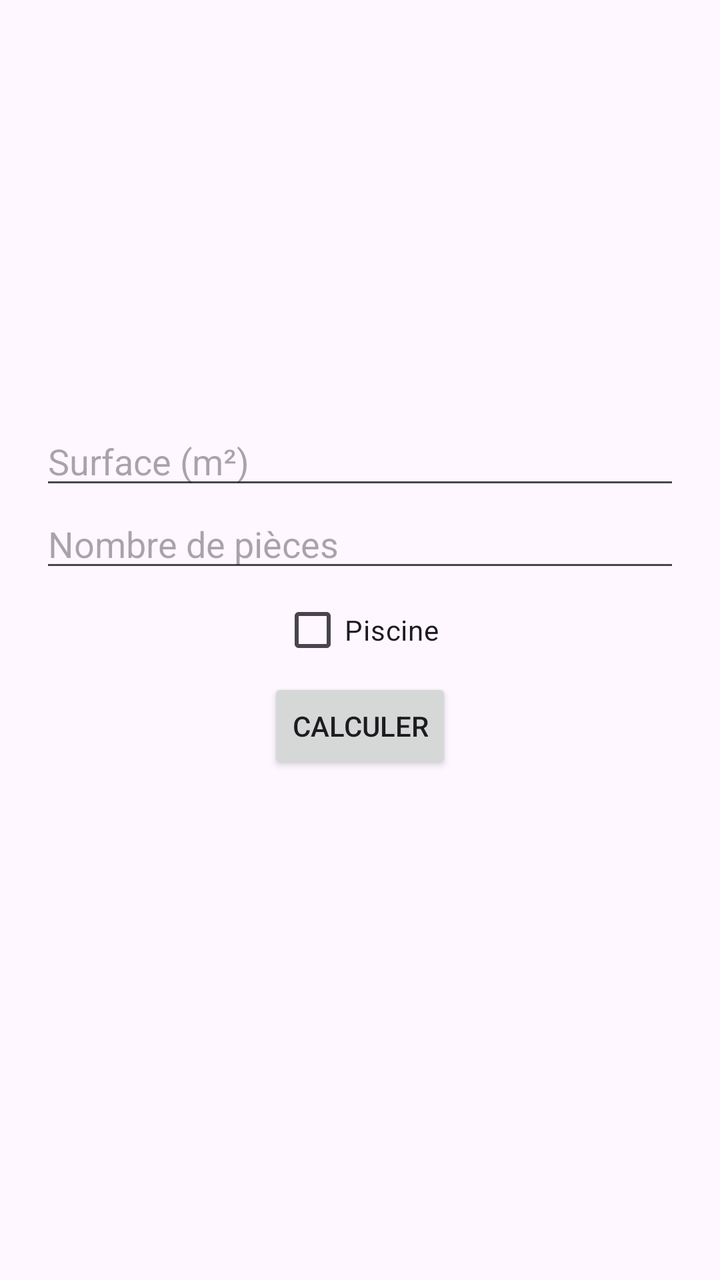
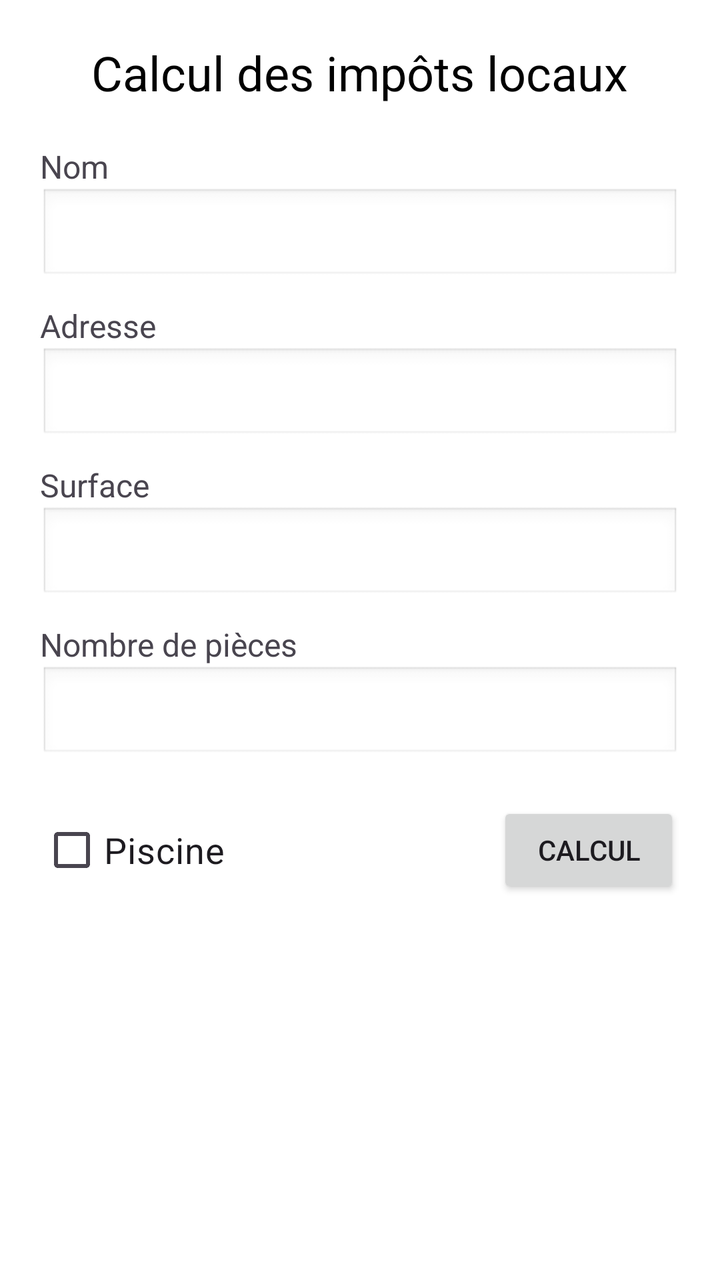

Compare the two renders of this Android layout. The source of the first and the diff that turns it into the second are given below.
<!-- AndroidManifest.xml: application theme Theme.Calculateur -->
<!-- res/layout/activity_main.xml -->
<?xml version="1.0" encoding="utf-8"?>
<LinearLayout xmlns:android="http://schemas.android.com/apk/res/android"
    android:layout_width="match_parent"
    android:layout_height="match_parent"
    android:orientation="vertical"
    android:padding="20dp"
    android:gravity="center">

    <EditText
        android:id="@+id/input_surface"
        android:layout_width="match_parent"
        android:layout_height="wrap_content"
        android:hint="Surface (m²)"
        android:inputType="number" />

    <EditText
        android:id="@+id/input_pieces"
        android:layout_width="match_parent"
        android:layout_height="wrap_content"
        android:hint="Nombre de pièces"
        android:inputType="number" />

    <CheckBox
        android:id="@+id/checkbox_piscine"
        android:layout_width="wrap_content"
        android:layout_height="wrap_content"
        android:text="Piscine" />

    <Button
        android:id="@+id/button_calcul"
        android:layout_width="wrap_content"
        android:layout_height="wrap_content"
        android:text="Calculer" />

    <TextView
        android:id="@+id/result"
        android:layout_width="wrap_content"
        android:layout_height="wrap_content"
        android:textSize="18sp"
        android:layout_marginTop="20dp" />

</LinearLayout>
<!-- resources referenced by this layout -->
<resources>
  <style name="Theme.Calculateur" parent="Base.Theme.Calculateur" />
  <style name="Base.Theme.Calculateur" parent="Theme.Material3.DayNight.NoActionBar">
          
          
      </style>
</resources>

<!-- the commit's change to res/layout/activity_main.xml (unified diff, before → after) -->
@@ -1,42 +1,120 @@
 <?xml version="1.0" encoding="utf-8"?>
-<LinearLayout xmlns:android="http://schemas.android.com/apk/res/android"
+<ScrollView xmlns:android="http://schemas.android.com/apk/res/android"
     android:layout_width="match_parent"
     android:layout_height="match_parent"
-    android:orientation="vertical"
-    android:padding="20dp"
-    android:gravity="center">
+    android:background="#FFFFFF">
 
-    <EditText
-        android:id="@+id/input_surface"
+    <LinearLayout
         android:layout_width="match_parent"
         android:layout_height="wrap_content"
-        android:hint="Surface (m²)"
-        android:inputType="number" />
+        android:orientation="vertical"
+        android:padding="20dp">
 
-    <EditText
-        android:id="@+id/input_pieces"
-        android:layout_width="match_parent"
-        android:layout_height="wrap_content"
-        android:hint="Nombre de pièces"
-        android:inputType="number" />
+        <TextView
+            android:layout_width="wrap_content"
+            android:layout_height="wrap_content"
+            android:layout_gravity="center_horizontal"
+            android:text="Calcul des impôts locaux"
+            android:textColor="#000000"
+            android:textSize="24sp"
+            android:layout_marginBottom="20dp" />
 
-    <CheckBox
-        android:id="@+id/checkbox_piscine"
-        android:layout_width="wrap_content"
-        android:layout_height="wrap_content"
-        android:text="Piscine" />
+        <TextView
+            android:layout_width="wrap_content"
+            android:layout_height="wrap_content"
+            android:text="Nom"
+            android:textSize="16sp" />
+        <EditText
+            android:id="@+id/input_nom"
+            android:layout_width="match_parent"
+            android:layout_height="wrap_content"
+            android:inputType="textPersonName"
+            android:background="@android:drawable/edit_text"
+            android:layout_marginBottom="10dp" />
 
-    <Button
-        android:id="@+id/button_calcul"
-        android:layout_width="wrap_content"
-        android:layout_height="wrap_content"
-        android:text="Calculer" />
+        <TextView
+            android:layout_width="wrap_content"
+            android:layout_height="wrap_content"
+            android:text="Adresse"
+            android:textSize="16sp" />
+        <EditText
+            android:id="@+id/input_adresse"
+            android:layout_width="match_parent"
+            android:layout_height="wrap_content"
+            android:inputType="textPostalAddress"
+            android:background="@android:drawable/edit_text"
+            android:layout_marginBottom="10dp" />
 
-    <TextView
-        android:id="@+id/result"
-        android:layout_width="wrap_content"
-        android:layout_height="wrap_content"
-        android:textSize="18sp"
-        android:layout_marginTop="20dp" />
+        <TextView
+            android:layout_width="wrap_content"
+            android:layout_height="wrap_content"
+            android:text="Surface"
+            android:textSize="16sp" />
+        <EditText
+            android:id="@+id/input_surface"
+            android:layout_width="match_parent"
+            android:layout_height="wrap_content"
+            android:inputType="number"
+            android:background="@android:drawable/edit_text"
+            android:layout_marginBottom="10dp" />
 
-</LinearLayout>
+        <TextView
+            android:layout_width="wrap_content"
+            android:layout_height="wrap_content"
+            android:text="Nombre de pièces"
+            android:textSize="16sp" />
+        <EditText
+            android:id="@+id/input_pieces"
+            android:layout_width="match_parent"
+            android:layout_height="wrap_content"
+            android:inputType="number"
+            android:background="@android:drawable/edit_text"
+            android:layout_marginBottom="20dp" />
+
+        <LinearLayout
+            android:layout_width="match_parent"
+            android:layout_height="wrap_content"
+            android:orientation="horizontal"
+            android:gravity="center_vertical"
+            android:layout_marginBottom="30dp">
+
+            <CheckBox
+                android:id="@+id/checkbox_piscine"
+                android:layout_width="wrap_content"
+                android:layout_height="wrap_content"
+                android:text="Piscine"
+                android:textSize="18sp"
+                android:layout_weight="1" />
+
+            <Button
+                android:id="@+id/button_calcul"
+                android:layout_width="wrap_content"
+                android:layout_height="wrap_content"
+                android:text="Calcul"
+                android:paddingLeft="20dp"
+                android:paddingRight="20dp" />
+        </LinearLayout>
+
+        <TextView
+            android:id="@+id/result_base"
+            android:layout_width="wrap_content"
+            android:layout_height="wrap_content"
+            android:textSize="16sp"
+            android:textColor="#333333" />
+
+        <TextView
+            android:id="@+id/result_supplementaire"
+            android:layout_width="wrap_content"
+            android:layout_height="wrap_content"
+            android:textSize="16sp"
+            android:textColor="#333333" />
+
+        <TextView
+            android:id="@+id/result_total"
+            android:layout_width="wrap_content"
+            android:layout_height="wrap_content"
+            android:textSize="16sp"
+            android:textColor="#333333" />
+
+    </LinearLayout>
+</ScrollView>
